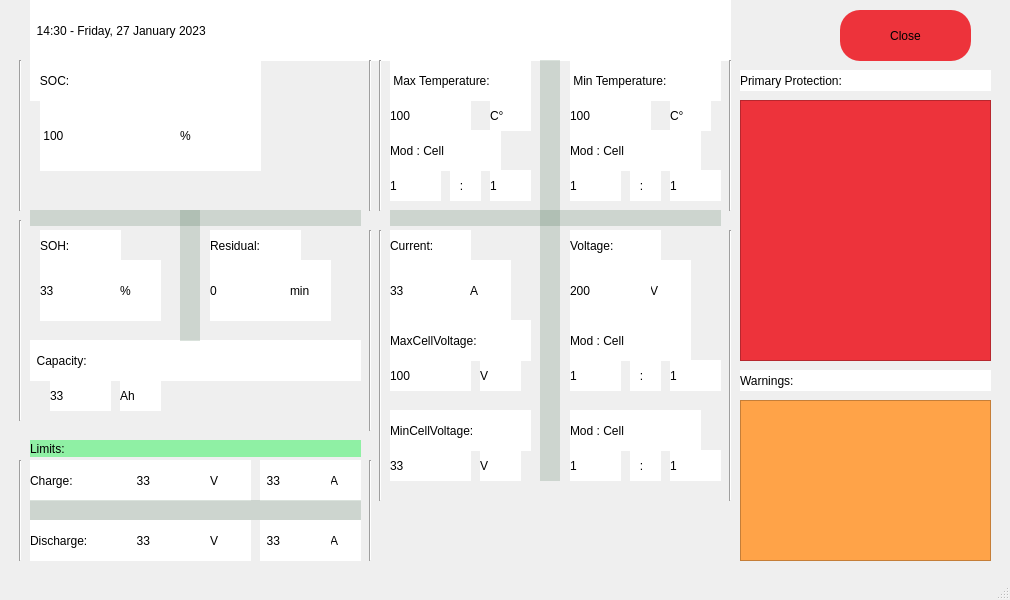
GiovanniRaseraF/santoka_qt, file apps/huracanXsantoka/pages/batterypage.ui: the form before one commit.
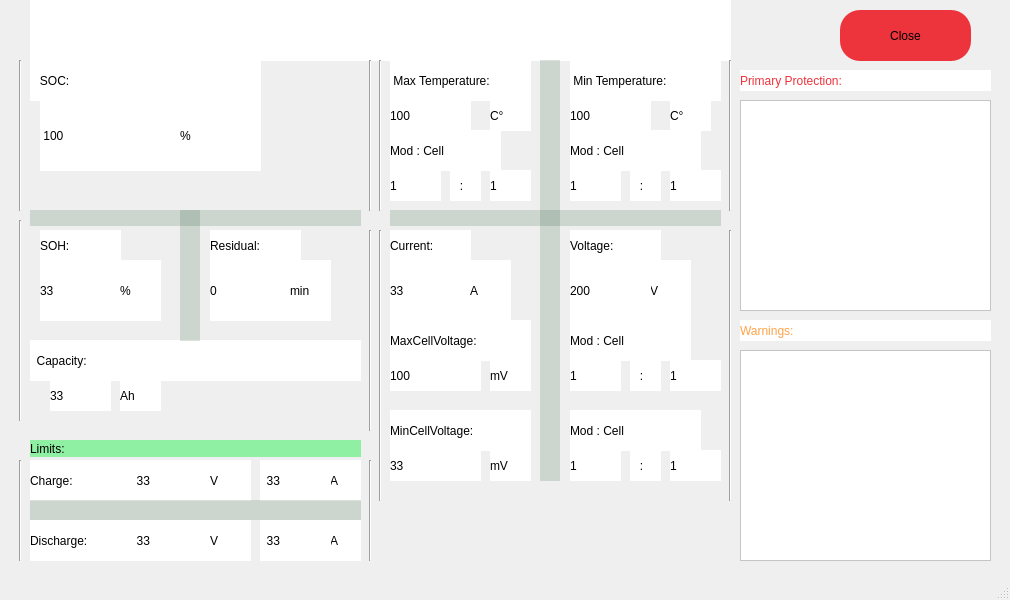
The form after the commit. Icons and pictures are not drawn.

Patch:
```diff
--- a/apps/huracanXsantoka/pages/batterypage.ui
+++ b/apps/huracanXsantoka/pages/batterypage.ui
@@ -314,7 +314,7 @@
 font: 15pt &quot;Ubuntu&quot;;</string>
     </property>
     <property name="text">
-     <string>  14:30 - Friday, 27 January 2023</string>
+     <string/>
     </property>
    </widget>
    <widget class="QLabel" name="l_logo">
@@ -569,7 +569,7 @@
     </property>
     <property name="geometry">
      <rect>
-      <x>480</x>
+      <x>490</x>
       <y>360</y>
       <width>41</width>
       <height>31</height>
@@ -581,7 +581,7 @@
 font: 15pt &quot;Ubuntu&quot;;</string>
     </property>
     <property name="text">
-     <string>V</string>
+     <string>mV</string>
     </property>
    </widget>
    <widget class="QLabel" name="l_max_v_mod_value">
@@ -686,7 +686,7 @@
     </property>
     <property name="geometry">
      <rect>
-      <x>480</x>
+      <x>490</x>
       <y>450</y>
       <width>41</width>
       <height>31</height>
@@ -698,7 +698,7 @@
 font: 15pt &quot;Ubuntu&quot;;</string>
     </property>
     <property name="text">
-     <string>V</string>
+     <string>mV</string>
     </property>
    </widget>
    <widget class="QLabel" name="l_max_temperature">
@@ -983,7 +983,7 @@
      <rect>
       <x>390</x>
       <y>450</y>
-      <width>81</width>
+      <width>91</width>
       <height>31</height>
      </rect>
     </property>
@@ -1136,7 +1136,7 @@
      <rect>
       <x>390</x>
       <y>360</y>
-      <width>81</width>
+      <width>91</width>
       <height>31</height>
      </rect>
     </property>
@@ -1470,7 +1470,7 @@
     <property name="geometry">
      <rect>
       <x>260</x>
-      <y>60</y>
+      <y>70</y>
       <width>101</width>
       <height>111</height>
      </rect>
@@ -1621,7 +1621,7 @@
     <property name="geometry">
      <rect>
       <x>740</x>
-      <y>370</y>
+      <y>320</y>
       <width>251</width>
       <height>21</height>
      </rect>
@@ -1634,7 +1634,7 @@
     </property>
     <property name="styleSheet">
      <string notr="true">background-color: rgb(255, 255, 255);
-color:rgb(0,0,0);
+color:rgb(255, 163, 72);
 font: 12pt &quot;Ubuntu&quot;;</string>
     </property>
     <property name="text">
@@ -1645,13 +1645,13 @@
     <property name="geometry">
      <rect>
       <x>740</x>
-      <y>400</y>
+      <y>350</y>
       <width>251</width>
-      <height>161</height>
+      <height>211</height>
      </rect>
     </property>
     <property name="styleSheet">
-     <string notr="true">background-color: rgb(255, 163, 72);</string>
+     <string notr="true">background-color: rgb(255, 255,255);</string>
     </property>
    </widget>
    <widget class="QLabel" name="l_pp">
@@ -1674,7 +1674,7 @@
     </property>
     <property name="styleSheet">
      <string notr="true">background-color: rgb(255, 255, 255);
-color:rgb(0,0,0);
+color:rgb(237, 51, 59);
 font: 12pt &quot;Ubuntu&quot;;</string>
     </property>
     <property name="text">
@@ -1687,11 +1687,14 @@
       <x>740</x>
       <y>100</y>
       <width>251</width>
-      <height>261</height>
+      <height>211</height>
      </rect>
     </property>
     <property name="styleSheet">
-     <string notr="true">background-color: rgb(237, 51, 59);</string>
+     <string notr="true">background-color: rgb(255,255,255);
+border-color: rgb(237, 51, 59);
+gridline-color: rgb(237, 51, 59);
+selection-color: rgb(237, 51, 59);</string>
     </property>
    </widget>
    <zorder>l_logo</zorder>
```
